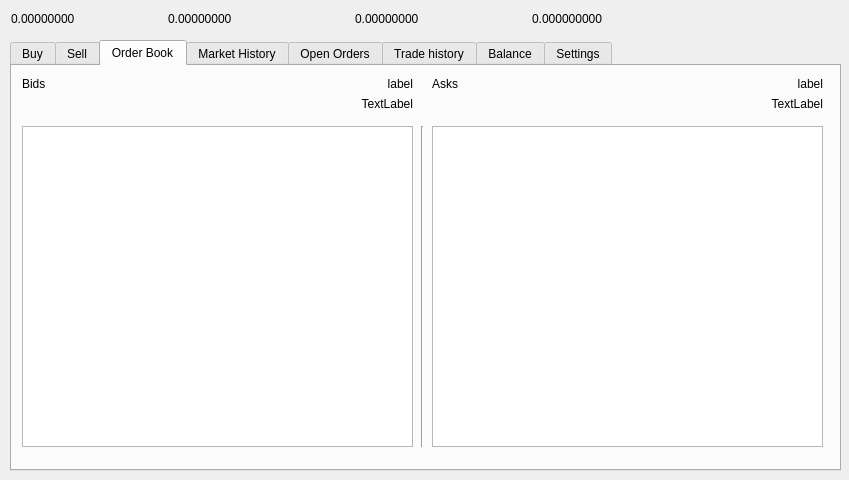
This is src/qt/forms/tradingdialog.ui in gjhiggins/vcoin09 as Qt 5 draws it before an edit. The edited form follows.
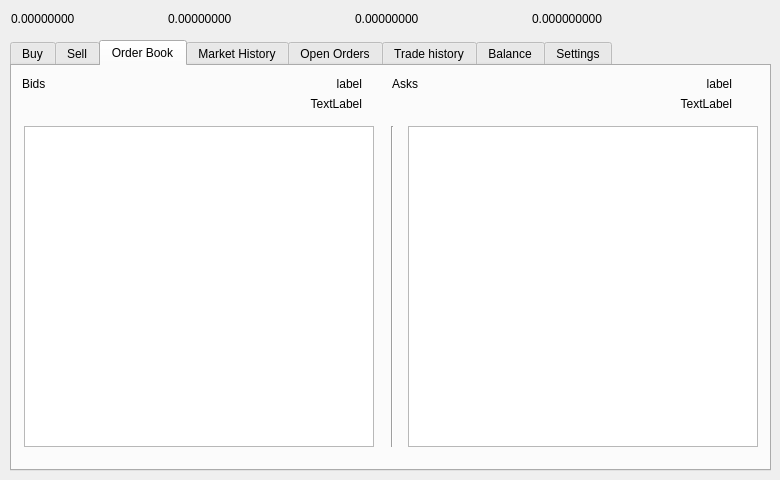
This is the edited form. The open tabs and pages were chosen to show the change.

```diff
--- a/src/qt/forms/tradingdialog.ui
+++ b/src/qt/forms/tradingdialog.ui
@@ -6,7 +6,7 @@
    <rect>
     <x>0</x>
     <y>0</y>
-    <width>849</width>
+    <width>780</width>
     <height>480</height>
    </rect>
   </property>
@@ -21,7 +21,7 @@
     <rect>
      <x>10</x>
      <y>40</y>
-     <width>831</width>
+     <width>761</width>
      <height>431</height>
     </rect>
    </property>
@@ -2292,9 +2292,9 @@
     <widget class="QTableWidget" name="BidsTable">
      <property name="geometry">
       <rect>
-       <x>10</x>
+       <x>12</x>
        <y>60</y>
-       <width>391</width>
+       <width>350</width>
        <height>321</height>
       </rect>
      </property>
@@ -2309,9 +2309,9 @@
     <widget class="QTableWidget" name="AsksTable">
      <property name="geometry">
       <rect>
-       <x>420</x>
+       <x>396</x>
        <y>60</y>
-       <width>391</width>
+       <width>350</width>
        <height>321</height>
       </rect>
      </property>
@@ -2339,7 +2339,7 @@
     <widget class="QLabel" name="AsksCount">
      <property name="geometry">
       <rect>
-       <x>420</x>
+       <x>380</x>
        <y>10</y>
        <width>91</width>
        <height>16</height>
@@ -2354,8 +2354,8 @@
       <rect>
        <x>570</x>
        <y>10</y>
-       <width>241</width>
-       <height>16</height>
+       <width>150</width>
+       <height>15</height>
       </rect>
      </property>
      <property name="text">
@@ -2368,10 +2368,10 @@
     <widget class="QLabel" name="SPRDemand">
      <property name="geometry">
       <rect>
-       <x>160</x>
+       <x>200</x>
        <y>10</y>
-       <width>241</width>
-       <height>16</height>
+       <width>150</width>
+       <height>15</height>
       </rect>
      </property>
      <property name="text">
@@ -2384,10 +2384,10 @@
     <widget class="QLabel" name="BtcDemand">
      <property name="geometry">
       <rect>
-       <x>220</x>
+       <x>200</x>
        <y>30</y>
-       <width>181</width>
-       <height>16</height>
+       <width>150</width>
+       <height>15</height>
       </rect>
      </property>
      <property name="text">
@@ -2400,10 +2400,10 @@
     <widget class="QLabel" name="BtcSupply">
      <property name="geometry">
       <rect>
-       <x>630</x>
+       <x>570</x>
        <y>30</y>
-       <width>181</width>
-       <height>16</height>
+       <width>150</width>
+       <height>15</height>
       </rect>
      </property>
      <property name="text">
@@ -2416,7 +2416,7 @@
     <widget class="Line" name="line">
      <property name="geometry">
       <rect>
-       <x>400</x>
+       <x>370</x>
        <y>60</y>
        <width>20</width>
        <height>321</height>
```
Left out of the diff: 72 changed lines with no effect on the pictures.
